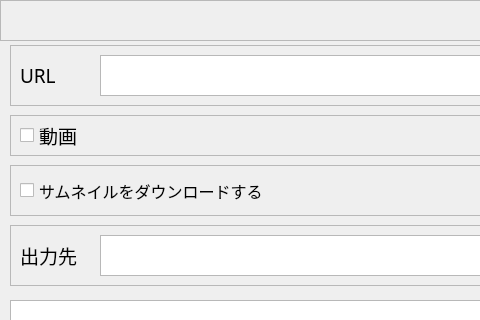
This is src/widget.ui in YukiWorks432/YoutubeDownloader as Qt 5 draws it before an edit; both pictures show x 0 to 480 and y 0 to 320 of the 1080 by 460 pixel window. The edited form follows.
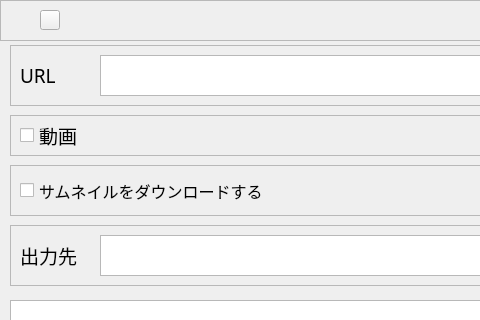
This is the edited form. Icons and pictures are not drawn. Custom widgets are drawn as their Qt base class.

```diff
--- a/src/widget.ui
+++ b/src/widget.ui
@@ -679,8 +679,33 @@
      </font>
     </property>
     <property name="styleSheet">
-     <string notr="true">QPushButton#closeButton{border-image:url(./styles/icons/close.png);}
-QPushButton:hover#closeButton{border-image:url(./styles/icons/close1.png);}</string>
+     <string notr="true"/>
+    </property>
+    <property name="text">
+     <string/>
+    </property>
+    <property name="flat">
+     <bool>false</bool>
+    </property>
+   </widget>
+   <widget class="QPushButton" name="diaButton">
+    <property name="geometry">
+     <rect>
+      <x>40</x>
+      <y>10</y>
+      <width>20</width>
+      <height>20</height>
+     </rect>
+    </property>
+    <property name="font">
+     <font>
+      <family>M+ 2p black</family>
+      <pointsize>20</pointsize>
+      <italic>false</italic>
+     </font>
+    </property>
+    <property name="styleSheet">
+     <string notr="true"/>
     </property>
     <property name="text">
      <string/>
```
Left out of the diff: 16 changed lines with no effect on the pictures.
